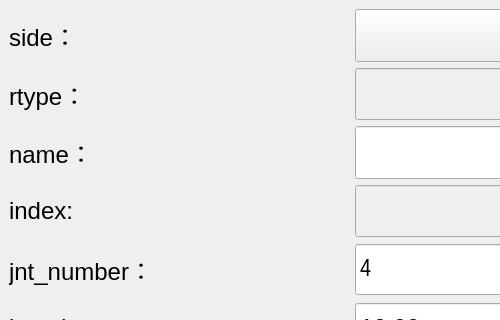
Old version of the form bind/ui/setup/chain_ui.ui in the repository MuZiMuZi/muziToolset; both pictures show x 0 to 500 and y 0 to 320 of the 703 by 619 pixel window.
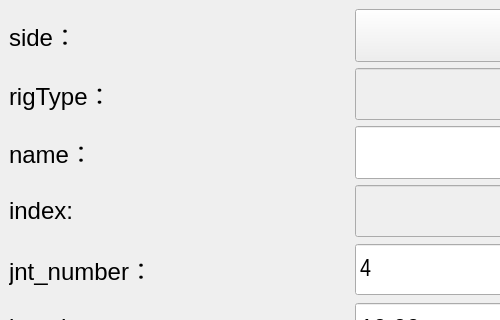
New version of the form.

Commit message: 将rtype改为rigType，绑定的类型减少歧义

Patch:
```diff
--- a/bind/ui/setup/chain_ui.ui
+++ b/bind/ui/setup/chain_ui.ui
@@ -98,7 +98,7 @@
            <enum>Qt::LeftToRight</enum>
           </property>
           <property name="text">
-           <string>rtype：</string>
+           <string>rigType：</string>
           </property>
           <property name="alignment">
            <set>Qt::AlignLeading|Qt::AlignLeft|Qt::AlignVCenter</set>
```
Left out of the diff: 2 changed lines with no effect on the pictures. The commit also changes 45 other files.
